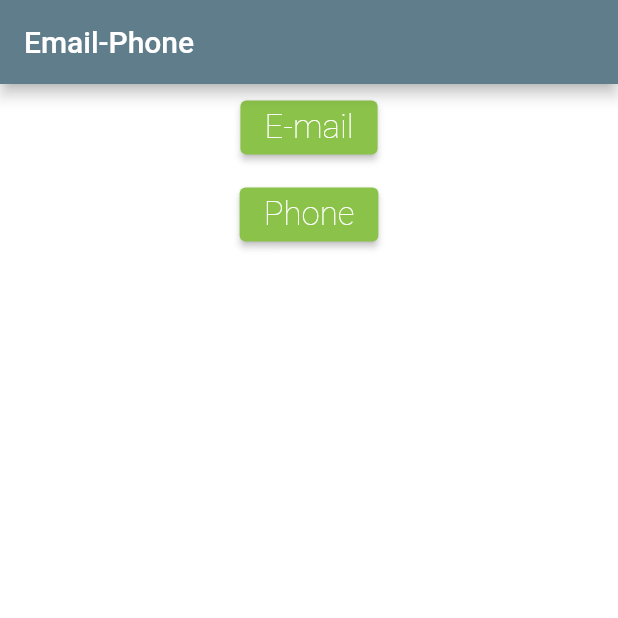
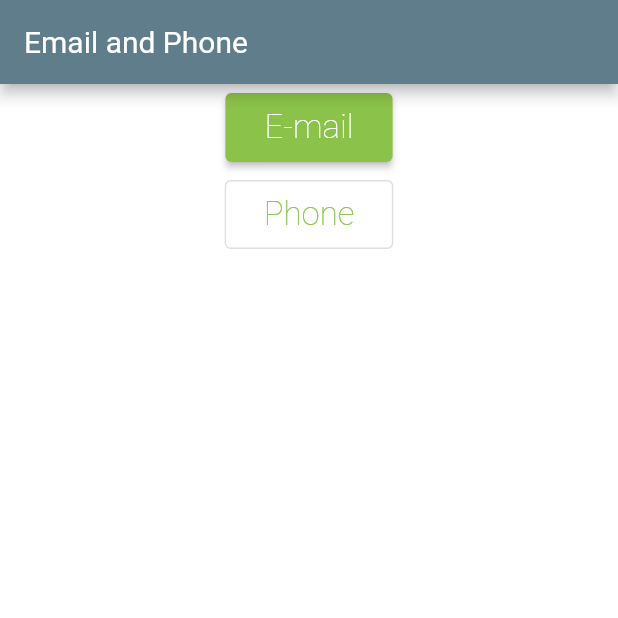
Before and after one commit to marcelors15/EmailPhone, a Flutter app: the screen it shows after launch, on a phone screen of 412 x 824 dp, the top half of it. Run offline on Flutter 3.47's test engine with Material 2 defaults, Android fonts, the light colour scheme and no system bars.

Commit message:
Update main.dart

```diff
--- a/lib/main.dart
+++ b/lib/main.dart
@@ -32,7 +32,13 @@ class _MyHomePageState extends State<MyHomePage> {
   Widget build(BuildContext context) {
     return Scaffold(
       appBar: AppBar(
-        title: Text('Email-Phone'),
+        title: Text(
+          "Email and Phone",
+          style: TextStyle(
+              fontSize: 20.0,
+              fontWeight: FontWeight.w400,
+              fontFamily: "Roboto"),
+        ),
       ),
       body: Center(
         child: Column(
@@ -44,31 +50,32 @@ class _MyHomePageState extends State<MyHomePage> {
                 padding: const EdgeInsets.all(5.0),
                 child: ElevatedButton(
                     onPressed: buttonPressed,
-                  //color: const Color(0xFFe0e0e0),
+                    child: Container(
+                      padding: const EdgeInsets.all(10.0),
                       child: Text(
                         "E-mail",
                         style: TextStyle(
+                            color: Colors.white,
                             fontSize: 22.0,
-                        color: Colors.white,
                             fontWeight: FontWeight.w200,
                             fontFamily: "Roboto"),
                       ),
-                ),
+                    )),
               ),
               Padding(
                 padding: EdgeInsets.all(5),
-                child: ElevatedButton(
+                child: OutlinedButton(
                     onPressed: buttonPressed,
-                  //color: const Color(0xFFe0e0e0),
+                    child: Container(
+                      padding: const EdgeInsets.all(10.0),
                       child: Text(
                         "Phone",
                         style: TextStyle(
                             fontSize: 22.0,
-                        color: Colors.white,
                             fontWeight: FontWeight.w200,
                             fontFamily: "Roboto"),
                       ),
-                ),
+                    )),
               ),
             ]),
       ),
```
Lines whose indentation alone changed are shown as unchanged.
